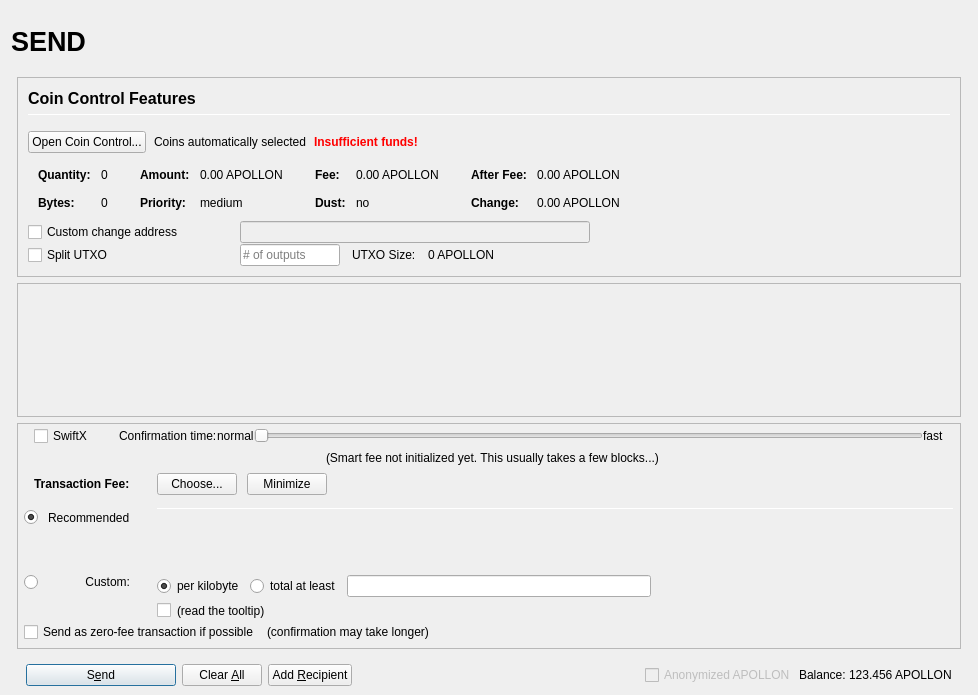
Qt form src/qt/forms/sendcoinsdialog.ui (MotoAcidic/bdcash-protocol) before a commit.
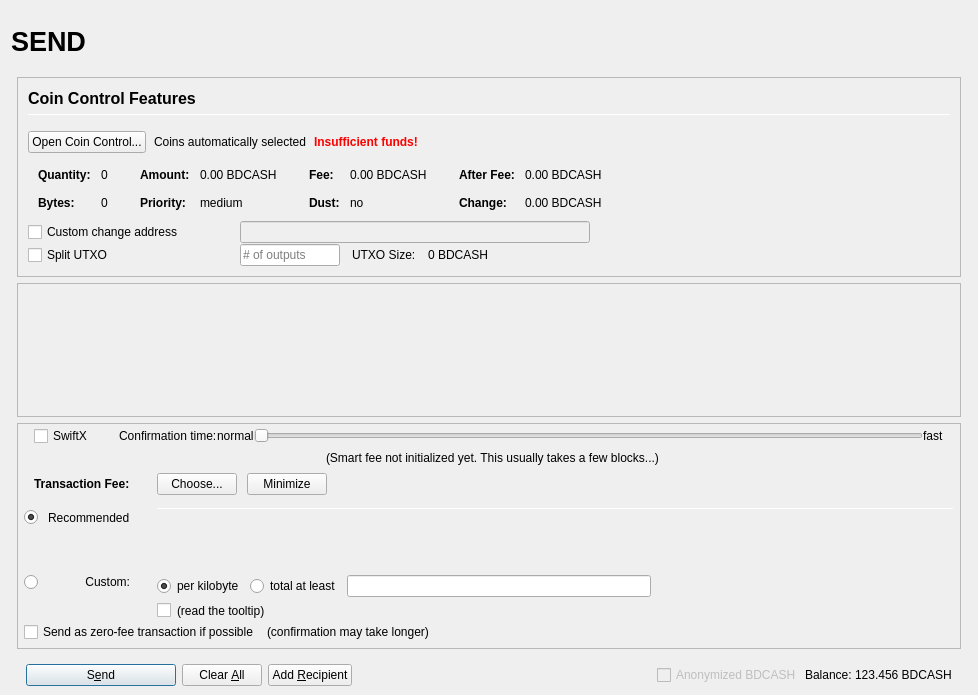
The same form after that commit. Icons and pictures are not drawn. Custom widgets are drawn as their Qt base class.

The edit to the form file:
```diff
--- a/src/qt/forms/sendcoinsdialog.ui
+++ b/src/qt/forms/sendcoinsdialog.ui
@@ -457,7 +457,7 @@
                         <enum>Qt::ActionsContextMenu</enum>
                        </property>
                        <property name="text">
-                        <string notr="true">0.00 APOLLON</string>
+                        <string notr="true">0.00 BDCASH</string>
                        </property>
                        <property name="textInteractionFlags">
                         <set>Qt::LinksAccessibleByMouse|Qt::TextSelectableByKeyboard|Qt::TextSelectableByMouse</set>
@@ -537,7 +537,7 @@
                         <enum>Qt::ActionsContextMenu</enum>
                        </property>
                        <property name="text">
-                        <string notr="true">0.00 APOLLON</string>
+                        <string notr="true">0.00 BDCASH</string>
                        </property>
                        <property name="textInteractionFlags">
                         <set>Qt::LinksAccessibleByMouse|Qt::TextSelectableByKeyboard|Qt::TextSelectableByMouse</set>
@@ -617,7 +617,7 @@
                         <enum>Qt::ActionsContextMenu</enum>
                        </property>
                        <property name="text">
-                        <string notr="true">0.00 APOLLON</string>
+                        <string notr="true">0.00 BDCASH</string>
                        </property>
                        <property name="textInteractionFlags">
                         <set>Qt::LinksAccessibleByMouse|Qt::TextSelectableByKeyboard|Qt::TextSelectableByMouse</set>
@@ -646,7 +646,7 @@
                         <enum>Qt::ActionsContextMenu</enum>
                        </property>
                        <property name="text">
-                        <string notr="true">0.00 APOLLON</string>
+                        <string notr="true">0.00 BDCASH</string>
                        </property>
                        <property name="textInteractionFlags">
                         <set>Qt::LinksAccessibleByMouse|Qt::TextSelectableByKeyboard|Qt::TextSelectableByMouse</set>
@@ -813,7 +813,7 @@
                 <item>
                  <widget class="QLabel" name="labelBlockSize">
                   <property name="text">
-                   <string>0 APOLLON</string>
+                   <string>0 BDCASH</string>
                   </property>
                  </widget>
                 </item>
@@ -1651,7 +1651,7 @@
                 <bool>false</bool>
                </property>
                <property name="text">
-                <string>Anonymized APOLLON</string>
+                <string>Anonymized BDCASH</string>
                </property>
               </widget>
              </item>
@@ -1674,7 +1674,7 @@
                 <cursorShape>IBeamCursor</cursorShape>
                </property>
                <property name="text">
-                <string notr="true">123.456 APOLLON</string>
+                <string notr="true">123.456 BDCASH</string>
                </property>
                <property name="textInteractionFlags">
                 <set>Qt::LinksAccessibleByMouse|Qt::TextSelectableByKeyboard|Qt::TextSelectableByMouse</set>
```
Left out of the diff: 14 changed lines with no effect on the pictures.
